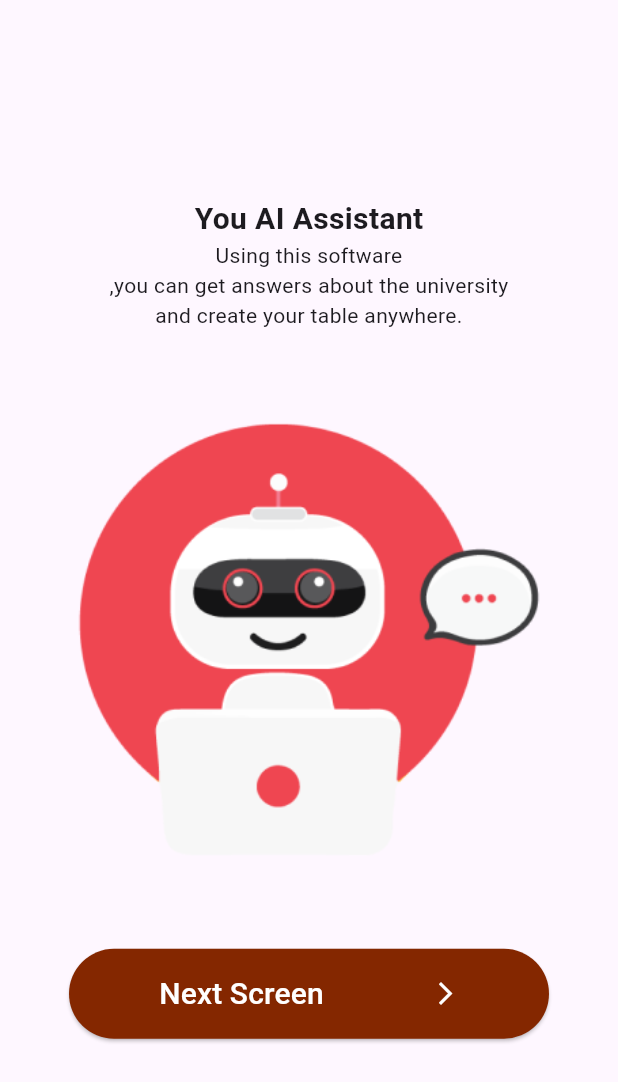
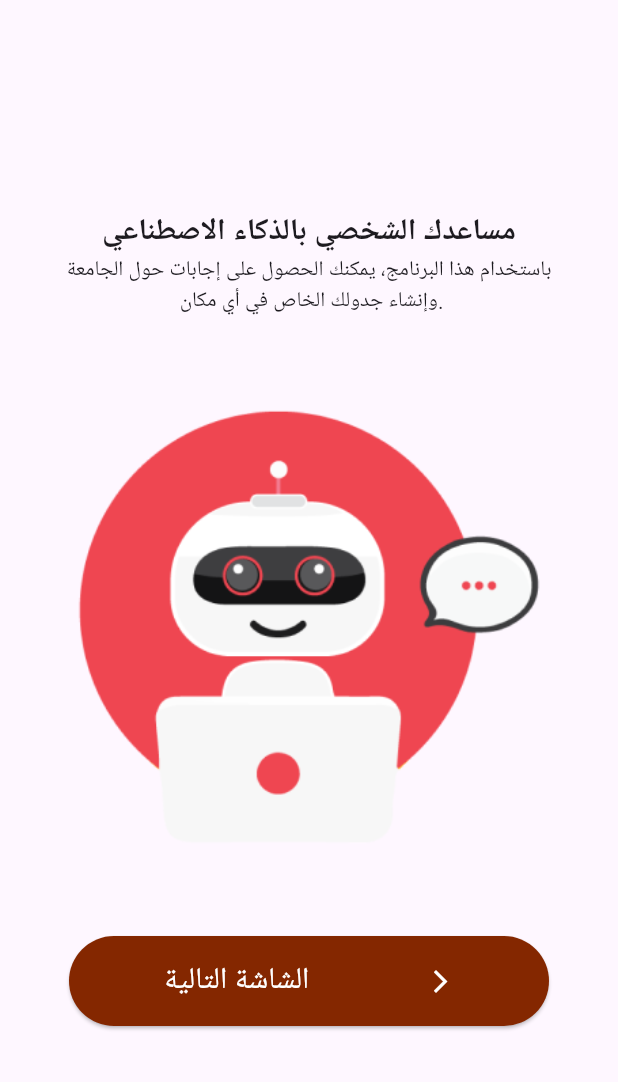
Before and after one commit to ahmdghannam/senior_project, a Flutter app: the screen it shows after launch, on a phone screen of 412 x 824 dp. Shown: the top 1082 px of the screen. Run offline on Flutter 3.47's test engine with Material 3 defaults, Android fonts, the phone set to English and light mode, and no system bars; our stand-ins replace cloud_firestore, csv, firebase_auth, firebase_core, flutter_chat_types, flutter_chat_ui and 1 more; accounts and stored records are empty.

Commit message:
fix: change language to arabic

```diff
--- a/lib/view/GeneratedTableDisplay.dart
+++ b/lib/view/GeneratedTableDisplay.dart
@@ -129,11 +129,11 @@ class _GeneratedTableDisplayState extends State<GeneratedTableDisplay> {
             },
           ),
           const Text(
-            "Suggested Schedule",
+            "الجدول المقترح",
             style: TextStyle(fontSize: 16),
           ),
           Text(
-            "total hours ${totalCoursesHours.toString()}",
+            " ${totalCoursesHours.toString() +"\t" }مجموع الساعات ",
             style: TextStyle(fontSize: 12, color: Color(0xFF842700)),
           ),
         ],
--- a/lib/view/HomePage.dart
+++ b/lib/view/HomePage.dart
@@ -35,7 +35,7 @@ class _HomePageState extends State<HomePage> {
     setAsLoggedIn();
     return Scaffold(
       appBar: AppBar(
-        title: Text('Home'),
+        title: Text('الصفحة الرئيسية'),
       ),
       body: Center(
         child: Column(
@@ -51,10 +51,7 @@ class _HomePageState extends State<HomePage> {
             Container(
               padding: EdgeInsets.all(25.0),
               child: Text(
-                'Welcome to Mosaed, where we effortlessly transform your student data into organized tables! Simplify your workload and enhance efficiency with just a few clicks.'
-                    '\n\nand Chat with our Ai powered chatbot to get more information about your courses and your schedule.',
-
-
+                'مرحبًا بكم في مساعد، حيث نقوم بتحويل بيانات طلابك بسهولة إلى جداول منظمة! قم بتبسيط عملك وزيادة كفاءتك ببضع نقرات فقط. تحدث مع روبوت الدردشة المدعوم بالذكاء الاصطناعي لدينا للحصول على مزيد من المعلومات حول دوراتك وجدولك الزمني.',
                 textAlign: TextAlign.center,
               ),
             ),
@@ -68,7 +65,7 @@ class _HomePageState extends State<HomePage> {
                 );
               },
               child: Text(
-                'Create New Table',
+                'أنشئ جدولًا جديدًا',
                 style: TextStyle(color: Colors.white),
               ),
               style: ElevatedButton.styleFrom(
@@ -92,7 +89,7 @@ class _HomePageState extends State<HomePage> {
                           )),
                 ); // Add functionality for updating passed courses
               },
-              child: Text('Update Passed Courses',
+              child: Text('حدث معلومات المواد الدراسية',
                   style: TextStyle(color: Colors.white)),
               style: ElevatedButton.styleFrom(
                 fixedSize: Size(250, 70),
@@ -111,7 +108,7 @@ class _HomePageState extends State<HomePage> {
                     'https://www.aaup.edu/Academics/Undergraduate-Studies/Faculty-Engineering/Computer-Systems-Engineering-Department/Computer-Systems-Engineering/Curriculum');
               },
               child:
-                  Text('Go to CSE Plan', style: TextStyle(color: Colors.white)),
+                  Text('اذهب الى خطة CSE', style: TextStyle(color: Colors.white)),
               style: ElevatedButton.styleFrom(
                 fixedSize: Size(250, 70),
                 backgroundColor: Color(0xff842700),
@@ -159,7 +156,7 @@ class Page1 extends StatelessWidget {
   Widget build(BuildContext context) {
     return Scaffold(
       appBar: AppBar(
-        title: Text('Create New Table'),
+        title: Text('أنشئ جدول جديد'),
       ),
       body: Center(
         child: Text('Page 1 Content'),
--- a/lib/view/OnBoarding.dart
+++ b/lib/view/OnBoarding.dart
@@ -19,8 +19,12 @@ class OnBoarding extends StatelessWidget {
           child: Column(
             mainAxisAlignment: MainAxisAlignment.center,
             children: [
-              Text("You AI Assistant",style: TextStyle(fontSize: 20,fontWeight: FontWeight.bold),),
-              Text("Using this software\n,you can get answers about the university\nand create your table anywhere.",textAlign: TextAlign.center,),
+              Text("مساعدك الشخصي بالذكاء الاصطناعي",style: TextStyle(fontSize: 20,fontWeight: FontWeight.bold),),
+              Text(
+                "باستخدام هذا البرنامج، يمكنك الحصول على إجابات حول الجامعة\n وإنشاء جدولك الخاص في أي مكان.",
+                textAlign: TextAlign.center,
+              ),
+
               Image.asset('assets/robot.png'),
               ElevatedButton(
                 onPressed: () {
@@ -38,7 +42,7 @@ class OnBoarding extends StatelessWidget {
                 child: Row(
                   mainAxisAlignment: MainAxisAlignment.spaceAround,
                   children: [
-                    Center(child: const Text('Next Screen',style: TextStyle(fontSize: 20),)),
+                    Center(child: const Text('الشاشة التالية',style: TextStyle(fontSize: 20),)),
                     Icon(Icons.arrow_forward_ios_outlined)
                   ],
                 ),
```
Also changed, not shown: lib/view/ChatPage.dart (+5 -5 lines), lib/view/ProfilePage.dart (+4 -6 lines), lib/view/TableCreatorPage.dart (+5 -6 lines), lib/view/login.dart (+10 -10 lines), lib/view/signup.dart (+7 -7 lines).
